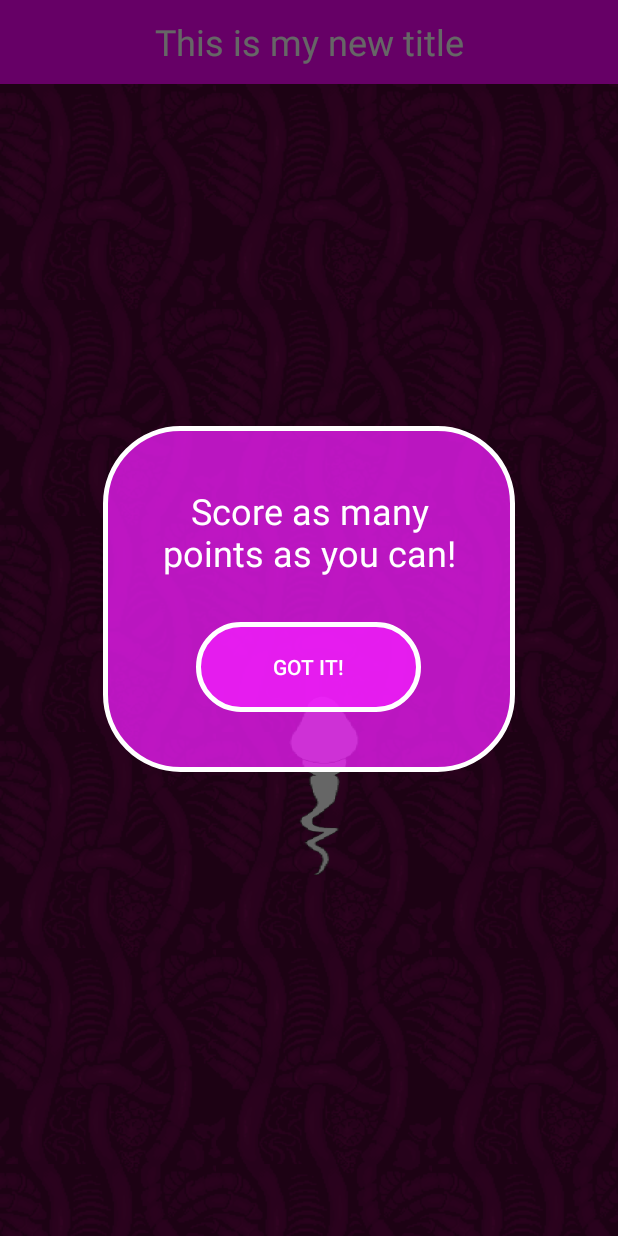
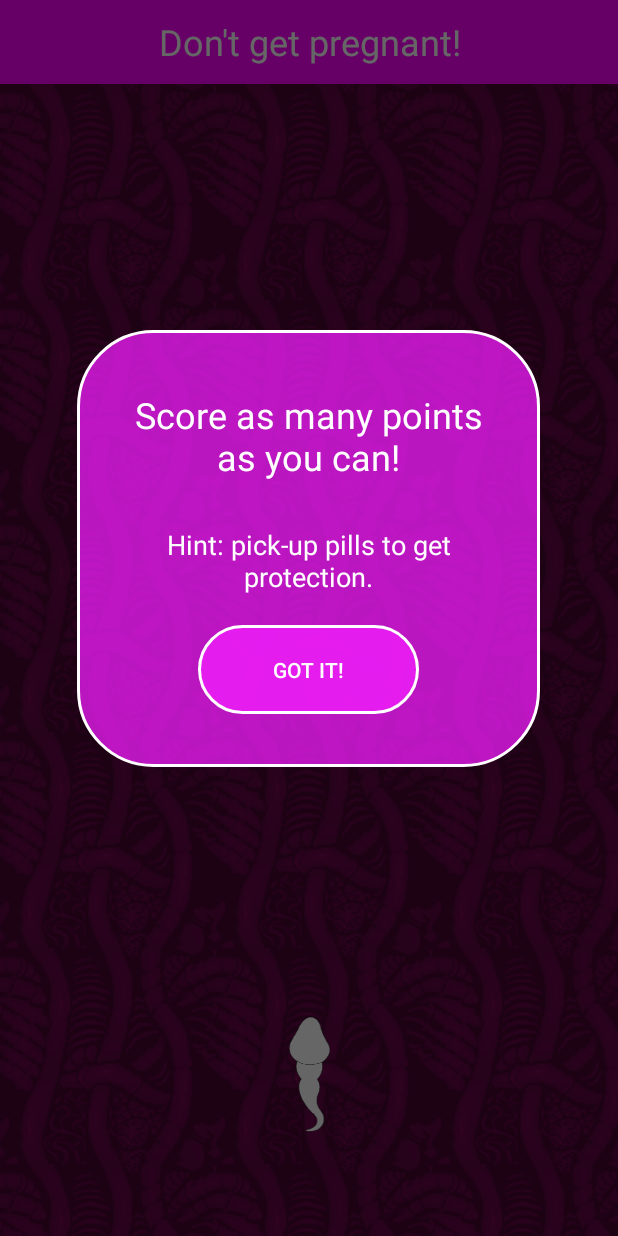
Before and after one commit to Mlongen/AndroidGame-DontGetPregnant, an Android app: the screen it shows after launch (MainActivity), after a tap on an icon or button, on a phone screen of 412 x 824 dp. Run offline under Robolectric (Android 15) with nearby library versions, the phone set to English and light mode, and no system bars.

Commit message:
improve gameplay, improve responsiveness

```diff
--- a/app/src/main/java/com/example/marcelolongen/DontGetPregnant/Lives.java
+++ b/app/src/main/java/com/example/marcelolongen/DontGetPregnant/Lives.java
@@ -6,9 +6,9 @@ public class Lives {
     public int radius;
 
 
-    public Lives(int x) {
+    public Lives(int x, int radius) {
         this.x = x;
         this.y = 0;
-        this.radius = 40;
+        this.radius = radius;
     }
 }
--- a/app/src/main/java/com/example/marcelolongen/DontGetPregnant/MainCanvas.java
+++ b/app/src/main/java/com/example/marcelolongen/DontGetPregnant/MainCanvas.java
@@ -18,6 +18,7 @@ import android.view.LayoutInflater;
 import android.view.MotionEvent;
 import android.view.View;
 import android.widget.Button;
+import android.widget.Toast;
 
 import java.util.ArrayList;
 
@@ -68,27 +69,26 @@ public class MainCanvas extends View {
     protected void onDraw(Canvas canvas) {
         super.onDraw(canvas);
 
-
-        Bitmap resizedPill = Bitmap.createScaledBitmap(pill, 80, 90, false);
-        characterL = Bitmap.createScaledBitmap(character1_left, 70, 180, false);
-        characterLPRO = Bitmap.createScaledBitmap(character2_left, 70, 180, false);
-        characterR = Bitmap.createScaledBitmap(character1_right, 70, 180, false);
-        characterRPRO = Bitmap.createScaledBitmap(character2_right, 70, 180, false);
-        helperScore = count;
         area = canvas.getWidth() / 5;
         height = canvas.getHeight();
         width = canvas.getWidth();
+        Bitmap resizedPill = Bitmap.createScaledBitmap(pill, area/3, height /22, false);
+        characterL = Bitmap.createScaledBitmap(character1_left, area/3, height / 10, false);
+        characterLPRO = Bitmap.createScaledBitmap(character2_left, area/3, height / 10, false);
+        characterR = Bitmap.createScaledBitmap(character1_right, area/3, height / 10, false);
+        characterRPRO = Bitmap.createScaledBitmap(character2_right, area/3, height / 10, false);
+        helperScore = count;
+
+
         @SuppressLint("DrawAllocation") Paint blocksColor = new Paint();
         @SuppressLint("DrawAllocation") Paint red = new Paint();
-        @SuppressLint("DrawAllocation") Paint white = new Paint();
-        @SuppressLint("DrawAllocation") Paint white2 = new Paint();
 
         blocksColor.setARGB(255, 66, 155, 244);
         blockPosition[0] = 0;
         blockPosition[1] = area;
-        blockPosition[2] =  area + area;
-        blockPosition[3] = area + area + area;
-        blockPosition[4] = area + area + area + area;
+        blockPosition[2] =  area * 2;
+        blockPosition[3] = area * 3;
+        blockPosition[4] = area * 4;
 
 
         if (animationTick == 1) {
@@ -109,7 +109,7 @@ public class MainCanvas extends View {
             alertDialog = builder.create();
             alertDialog.getWindow().setBackgroundDrawable(new ColorDrawable(Color.TRANSPARENT));
             alertDialog.show();
-            alertDialog.getWindow().setLayout(canvas.getWidth()*2/3, canvas.getHeight()/3);
+            alertDialog.getWindow().setLayout(canvas.getWidth() * 3/4, canvas.getHeight()/2);
 
             left = (width/2) - 20;
             showMessage--;
@@ -119,7 +119,7 @@ public class MainCanvas extends View {
 
 
         Block target = new Block(left,
-                left + (area / 3) ,canvas.getHeight()-450, canvas.getHeight() - 500 - (blockPosition[1] / 2));
+                left + (area / 3) ,height - (int)(height / 5.5) + 30, height - (int)(height/ 6) - (blockPosition[1] / 2));
 
         drawCharacters(canvas);
 
@@ -152,7 +152,7 @@ public class MainCanvas extends View {
 
         if (animationTick % 500 == 0 && liveCount < 3) {
             int liveLocation = (int) (Math.random() * width);
-            Lives live = new Lives(liveLocation);
+            Lives live = new Lives(liveLocation, width/37);
             lives.add(live);
 
         }
@@ -199,18 +199,19 @@ public class MainCanvas extends View {
             moving = false;
         }
         if (liveCount == 1 && moving) {
-            canvas.drawBitmap(characterL, left, canvas.getHeight()-550, null);
+            canvas.drawBitmap(characterL, left, canvas.getHeight()- (int)(height / 5.5), null);
 
         } else if (liveCount == 1 && !moving){
-            canvas.drawBitmap(characterR, left, canvas.getHeight()-540, null);
+            canvas.drawBitmap(characterR, left, canvas.getHeight() - (int)(height / 5.5) - 10, null);
 
         } else if (liveCount > 1 && moving) {
-            canvas.drawBitmap(characterLPRO, left, canvas.getHeight()-550, null);
+            canvas.drawBitmap(characterLPRO, left, canvas.getHeight()-(int)(height / 5.5), null);
 
         } else if (liveCount > 1 && !moving) {
-            canvas.drawBitmap(characterRPRO, left, canvas.getHeight()-540, null);
+            canvas.drawBitmap(characterRPRO, left, canvas.getHeight()-(int)(height / 5.5) - 10, null);
 
         }
+
 
     }
 
@@ -233,9 +234,9 @@ public class MainCanvas extends View {
 
     public void checkIfHit(Block target) {
         for (int i = 0; i < blocks.size(); i++) {
-            if (blocks.get(i).bottom > height / 2) {
+            if (blocks.get(i).bottom > height / 3) {
                 for (int j = 0; j < velocity;j++) {
-                    if (target.top - j == blocks.get(i).top && skipBlocks == 0) {
+                    if (target.top + j == blocks.get(i).top && skipBlocks == 0) {
                         if (blocks.get(i).left < target.left && target.left < blocks.get(i).right ||
                                 blocks.get(i).left < target.right && target.right < blocks.get(i).right) {
                             if (liveCount > 1){
@@ -260,11 +261,10 @@ public class MainCanvas extends View {
                     lives.get(i).x - lives.get(i).radius <= target.right &&
                     lives.get(i).y + lives.get(i).radius <= target.top &&
                     lives.get(i).y - lives.get(i).radius >= target.bottom) {
-                System.out.println("yo");
                 lives.remove(lives.get(i));
 
                 liveCount++;
-                showMessage += 300;
+                showMessage += 200;
             }
         }
     }
--- a/app/src/main/res/drawable/customborder.xml
+++ b/app/src/main/res/drawable/customborder.xml
@@ -4,5 +4,5 @@
     <solid android:color="@color/transparentBlue" />
     <corners android:radius="50dp"/>
     <padding android:left="50dp" android:right="50dp" android:top="20dp" android:bottom="20dp"/>
-    <stroke  android:width="3dp" android:color="#FFFFFF"/>
+    <stroke  android:width="2dp" android:color="#FFFFFF"/>
 </shape>
--- a/app/src/main/res/layout-v23/tutorial_dialog.xml
+++ b/app/src/main/res/layout-v23/tutorial_dialog.xml
@@ -18,13 +18,20 @@
         android:layout_width="wrap_content"
         android:layout_height="wrap_content" />
 
-
+    <TextView
+        android:gravity="center"
+        android:textSize="18sp"
+        android:layout_marginBottom="20dp"
+        android:textColor="@color/white"
+        android:text="Hint: pick-up pills to get protection."
+        android:layout_width="wrap_content"
+        android:layout_height="wrap_content" />
     <Button
         android:id="@+id/okHint"
         style="@style/Widget.AppCompat.Button.Colored"
-        android:layout_width="150dp"
-        android:layout_height="60dp"
-        android:layout_marginBottom="10dp"
+        android:layout_width="wrap_content"
+        android:layout_height="wrap_content"
+        android:layout_marginBottom="5dp"
         android:background="@drawable/customborder"
         android:gravity="center"
         android:text="Got it!" />
--- a/app/src/main/res/layout/mytitle.xml
+++ b/app/src/main/res/layout/mytitle.xml
@@ -2,7 +2,7 @@
 <TextView
     xmlns:android="http://schemas.android.com/apk/res/android"
     android:id="@+id/myTitle"
-    android:text="This is my new title"
+    android:text="Don't get pregnant!"
     android:layout_width="fill_parent"
     android:gravity="center"
     android:layout_height="fill_parent"
--- a/app/src/main/res/layout/tutorial_dialog.xml
+++ b/app/src/main/res/layout/tutorial_dialog.xml
@@ -11,19 +11,26 @@
         android:gravity="center"
         android:textSize="24sp"
         android:layout_marginTop="10dp"
-        android:layout_marginBottom="30dp"
+        android:layout_marginBottom="5dp"
         android:textColor="@color/white"
         android:text="Score as many points as you can!"
         android:layout_width="wrap_content"
         android:layout_height="wrap_content" />
-
+    <TextView
+        android:gravity="center"
+        android:textSize="18sp"
+        android:layout_marginBottom="20dp"
+        android:textColor="@color/white"
+        android:text="Hint: pick-up pills to get protection."
+        android:layout_width="wrap_content"
+        android:layout_height="wrap_content" />
 
     <Button
         android:id="@+id/okHint"
         style="@android:style/Widget.Material.Button.Colored"
         android:layout_width="wrap_content"
         android:layout_height="wrap_content"
-        android:layout_marginBottom="10dp"
+        android:layout_marginBottom="5dp"
         android:background="@drawable/customborder"
         android:gravity="center"
         android:text="Got it!"
```
Also changed, not shown: app/src/main/res/drawable/sperm_left.png, app/src/main/res/drawable/sperm_left_bkp.png (deleted), app/src/main/res/drawable/sperm_pro_left.png, app/src/main/res/drawable/sperm_pro_left_bkp.png (deleted), app/src/main/res/drawable/sperm_pro_right.png, app/src/main/res/drawable/sperm_pro_right_bkp.png (deleted), app/src/main/res/drawable/sperm_right.png, app/src/main/res/drawable/sperm_right_bkp.png (deleted), app/src/main/res/drawable/spermbkp1.png (added), app/src/main/res/drawable/spermbkp2.png (added), app/src/main/res/drawable/spermbkp3.png (added), app/src/main/res/drawable/spermbkp4.png (added).
